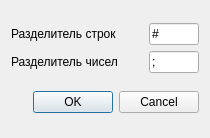
First picture: the form in Recognite/parsersettingsdialog.ui, repository relaxesemind/Recognite, before the edit.
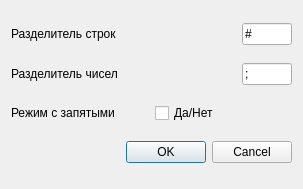
Second picture: the form after the edit.

What changed in the file:
```diff
--- a/Recognite/parsersettingsdialog.ui
+++ b/Recognite/parsersettingsdialog.ui
@@ -6,15 +6,13 @@
    <rect>
     <x>0</x>
     <y>0</y>
-    <width>210</width>
-    <height>138</height>
+    <width>303</width>
+    <height>189</height>
    </rect>
   </property>
   <property name="windowTitle">
    <string>Настройки</string>
   </property>
-  <layout class="QGridLayout" name="gridLayout">
-   <item row="0" column="0">
     <layout class="QVBoxLayout" name="verticalLayout">
      <item>
       <layout class="QHBoxLayout" name="horizontalLayout">
@@ -82,9 +80,25 @@
        </item>
       </layout>
      </item>
+   <item>
+    <layout class="QHBoxLayout" name="horizontalLayout_3">
+     <item>
+      <widget class="QLabel" name="label_3">
+       <property name="text">
+        <string>Режим с запятыми</string>
+       </property>
+      </widget>
+     </item>
+     <item>
+      <widget class="QCheckBox" name="checkBox">
+       <property name="text">
+        <string>Да/Нет</string>
+       </property>
+      </widget>
+     </item>
     </layout>
    </item>
-   <item row="1" column="0">
+   <item>
     <widget class="QDialogButtonBox" name="buttonBox">
      <property name="orientation">
       <enum>Qt::Horizontal</enum>
```
Lines whose indentation alone changed are shown as unchanged.
